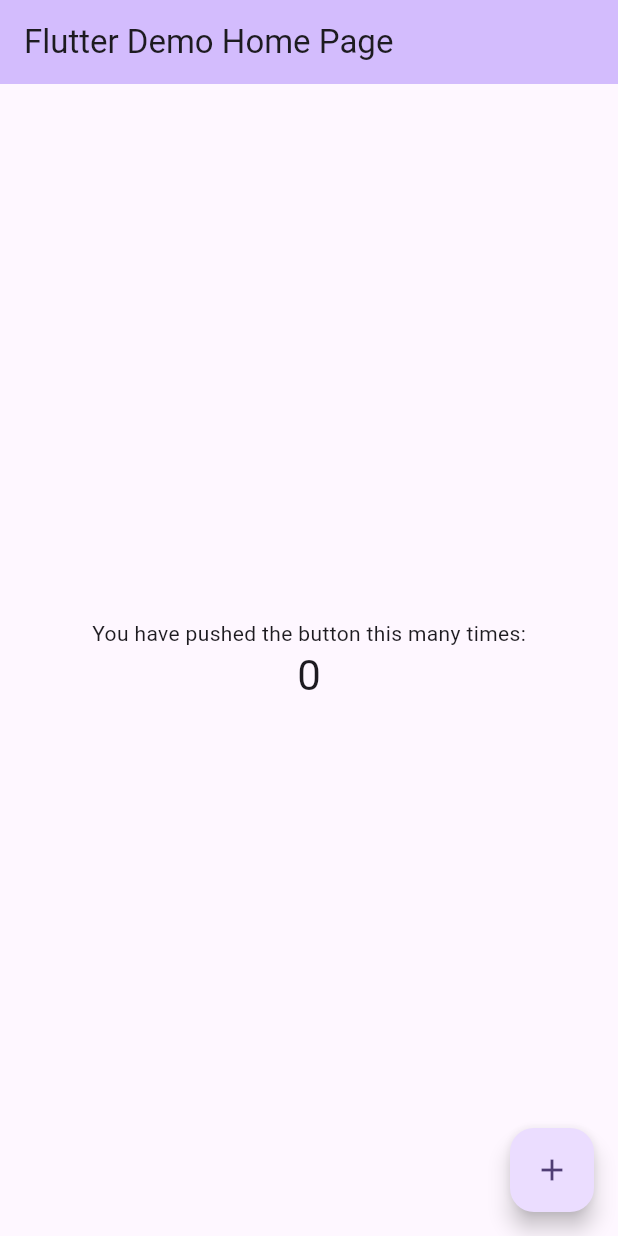
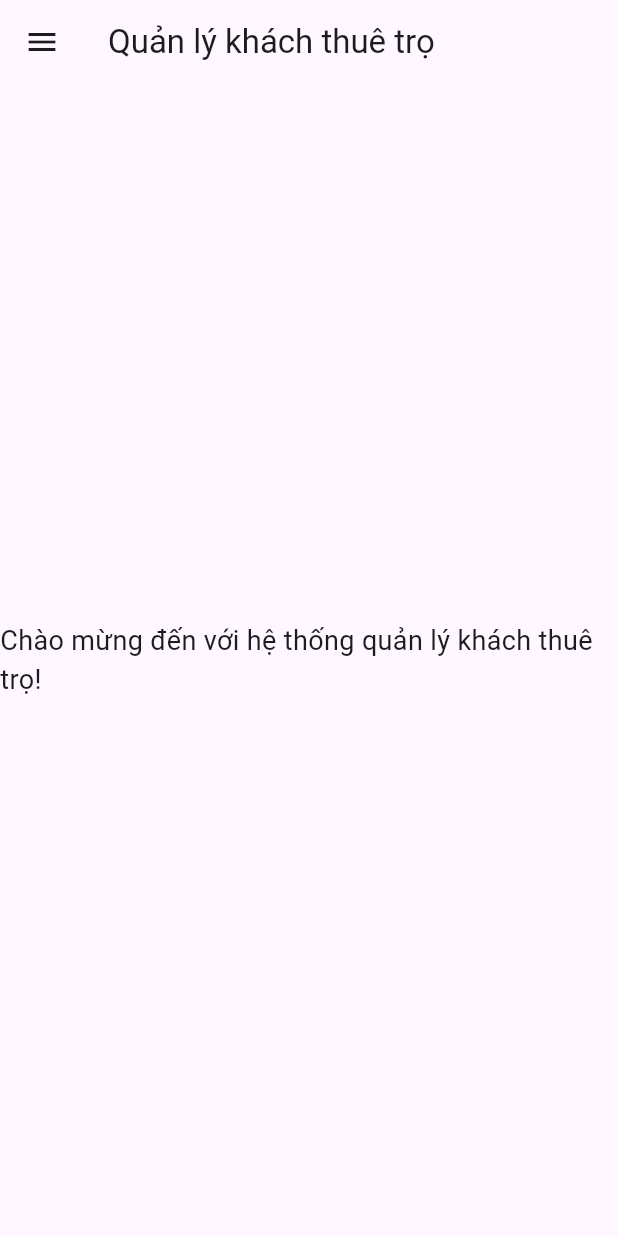
Before and after one commit to vudinhdangkhoa/Nhom10-LTDD-T4-7-11, a Flutter app: the screen it shows after launch, on a phone screen of 412 x 824 dp. Run offline on Flutter 3.47's test engine with Material 3 defaults, Android fonts, the phone set to English and light mode, and no system bars.

Commit message:
giao dien

```diff
--- a/lib/main.dart
+++ b/lib/main.dart
@@ -1,123 +1,70 @@
 import 'package:flutter/material.dart';
 
 void main() {
-  runApp(const MyApp());
+  runApp(MyApp());
 }
 
 class MyApp extends StatelessWidget {
-  const MyApp({super.key});
-
-  // This widget is the root of your application.
   @override
   Widget build(BuildContext context) {
     return MaterialApp(
       debugShowCheckedModeBanner: false,
-      title: 'Flutter Demo',
-      theme: ThemeData(
-        // This is the theme of your application.
-        //
-        // TRY THIS: Try running your application with "flutter run". You'll see
-        // the application has a purple toolbar. Then, without quitting the app,
-        // try changing the seedColor in the colorScheme below to Colors.green
-        // and then invoke "hot reload" (save your changes or press the "hot
-        // reload" button in a Flutter-supported IDE, or press "r" if you used
-        // the command line to start the app).
-        //
-        // Notice that the counter didn't reset back to zero; the application
-        // state is not lost during the reload. To reset the state, use hot
-        // restart instead.
-        //
-        // This works for code too, not just values: Most code changes can be
-        // tested with just a hot reload.
-        colorScheme: ColorScheme.fromSeed(seedColor: Colors.deepPurple),
-      ),
-      home: const MyHomePage(title: 'Flutter Demo Home Page'),
+      title: 'Quản lý khách thuê trọ',
+      theme: ThemeData(primarySwatch: Colors.blue),
+      home: DashboardScreen(),
     );
   }
 }
 
-class MyHomePage extends StatefulWidget {
-  const MyHomePage({super.key, required this.title});
-
-  // This widget is the home page of your application. It is stateful, meaning
-  // that it has a State object (defined below) that contains fields that affect
-  // how it looks.
-
-  // This class is the configuration for the state. It holds the values (in this
-  // case the title) provided by the parent (in this case the App widget) and
-  // used by the build method of the State. Fields in a Widget subclass are
-  // always marked "final".
-
-  final String title;
-
-  @override
-  State<MyHomePage> createState() => _MyHomePageState();
-}
-
-class _MyHomePageState extends State<MyHomePage> {
-  int _counter = 0;
-
-  void _incrementCounter() {
-    setState(() {
-      // This call to setState tells the Flutter framework that something has
-      // changed in this State, which causes it to rerun the build method below
-      // so that the display can reflect the updated values. If we changed
-      // _counter without calling setState(), then the build method would not be
-      // called again, and so nothing would appear to happen.
-      _counter += 3;
-    });
-  }
-
+class DashboardScreen extends StatelessWidget {
   @override
   Widget build(BuildContext context) {
-    // This method is rerun every time setState is called, for instance as done
-    // by the _incrementCounter method above.
-    //
-    // The Flutter framework has been optimized to make rerunning build methods
-    // fast, so that you can just rebuild anything that needs updating rather
-    // than having to individually change instances of widgets.
     return Scaffold(
-      appBar: AppBar(
-        // TRY THIS: Try changing the color here to a specific color (to
-        // Colors.amber, perhaps?) and trigger a hot reload to see the AppBar
-        // change color while the other colors stay the same.
-        backgroundColor: Theme.of(context).colorScheme.inversePrimary,
-        // Here we take the value from the MyHomePage object that was created by
-        // the App.build method, and use it to set our appbar title.
-        title: Text(widget.title),
-      ),
-      body: Center(
-        // Center is a layout widget. It takes a single child and positions it
-        // in the middle of the parent.
-        child: Column(
-          // Column is also a layout widget. It takes a list of children and
-          // arranges them vertically. By default, it sizes itself to fit its
-          // children horizontally, and tries to be as tall as its parent.
-          //
-          // Column has various properties to control how it sizes itself and
-          // how it positions its children. Here we use mainAxisAlignment to
-          // center the children vertically; the main axis here is the vertical
-          // axis because Columns are vertical (the cross axis would be
-          // horizontal).
-          //
-          // TRY THIS: Invoke "debug painting" (choose the "Toggle Debug Paint"
-          // action in the IDE, or press "p" in the console), to see the
-          // wireframe for each widget.
-          mainAxisAlignment: MainAxisAlignment.center,
-          children: <Widget>[
-            const Text('You have pushed the button this many times:'),
-            Text(
-              '$_counter',
-              style: Theme.of(context).textTheme.headlineMedium,
+      appBar: AppBar(title: Text('Quản lý khách thuê trọ')),
+      drawer: Drawer(
+        child: ListView(
+          children: [
+            DrawerHeader(
+              decoration: BoxDecoration(color: Colors.blue),
+              child: Text(
+                'Menu',
+                style: TextStyle(color: Colors.white, fontSize: 24),
+              ),
+            ),
+            ListTile(
+              leading: Icon(Icons.home),
+              title: Text('Dashboard'),
+              onTap: () {},
+            ),
+            ListTile(
+              leading: Icon(Icons.apartment),
+              title: Text('Quản lý cơ sở & phòng'),
+              onTap: () {},
+            ),
+            ListTile(
+              leading: Icon(Icons.people),
+              title: Text('Quản lý khách thuê'),
+              onTap: () {},
+            ),
+            ListTile(
+              leading: Icon(Icons.receipt),
+              title: Text('Quản lý hóa đơn'),
+              onTap: () {},
+            ),
+            ListTile(
+              leading: Icon(Icons.chat),
+              title: Text('Trò chuyện với khách thuê'),
+              onTap: () {},
             ),
           ],
         ),
       ),
-      floatingActionButton: FloatingActionButton(
-        onPressed: _incrementCounter,
-        tooltip: 'Increment',
-        child: const Icon(Icons.add),
-      ), // This trailing comma makes auto-formatting nicer for build methods.
+      body: Center(
+        child: Text(
+          'Chào mừng đến với hệ thống quản lý khách thuê trọ!',
+          style: TextStyle(fontSize: 18),
+        ),
+      ),
     );
   }
 }
```
Also changed, not shown: 1 other file.
